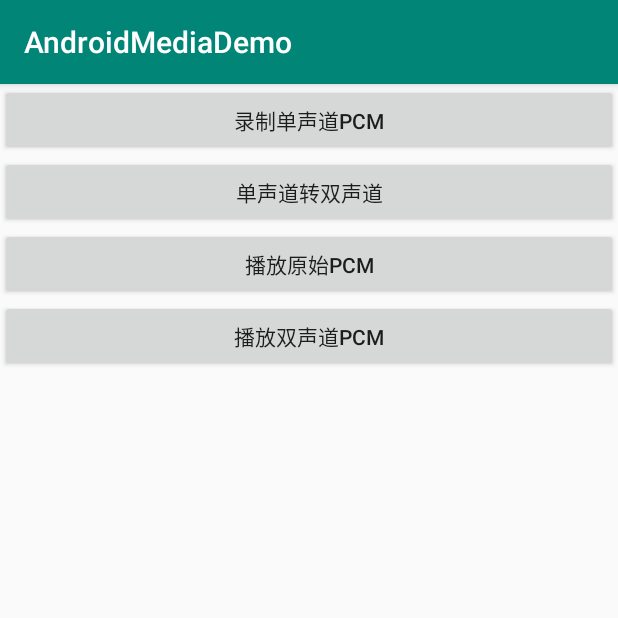
After one commit to li504799868/AndroidMediaDemo, an Android app: the MonoToStereoActivity screen opened directly, with no data from a screen before it, on a phone screen of 412 x 824 dp, the top half of it. The commit adds this screen. Run offline under Robolectric (Android 15) with nearby library versions, the phone set to English and light mode, and no system bars.

Commit message:
新增单声道转双声道demo

```diff
--- a/app/src/main/AndroidManifest.xml
+++ b/app/src/main/AndroidManifest.xml
@@ -17,6 +17,8 @@
             android:supportsRtl="true"
             android:theme="@style/AppTheme"
             tools:ignore="GoogleAppIndexingWarning">
+        <activity android:name=".media.convert.MonoToStereoActivity"
+                android:screenOrientation="portrait" />
         <activity
                 android:name=".media.convert.RecordConvertAACActivity"
                 android:screenOrientation="portrait" />
--- /dev/null
+++ b/app/src/main/java/com/example/androidmediademo/media/Constants.kt
@@ -0,0 +1,6 @@
+package com.example.androidmediademo.media
+
+object Constants {
+
+    const val SAMPLE_RATE = 44100
+}
--- a/app/src/main/res/layout/activity_main.xml
+++ b/app/src/main/res/layout/activity_main.xml
@@ -38,4 +38,10 @@
             android:text="录制输出aac文件"
             android:layout_height="wrap_content"/>
 
+    <Button
+            android:id="@+id/convert_mono_to_stereo"
+            android:layout_width="match_parent"
+            android:text="录制单声道pcm转双声道"
+            android:layout_height="wrap_content"/>
+
 </LinearLayout>
--- /dev/null
+++ b/app/src/main/res/layout/activity_mono_to_stero.xml
@@ -0,0 +1,33 @@
+<?xml version="1.0" encoding="utf-8"?>
+<LinearLayout xmlns:android="http://schemas.android.com/apk/res/android"
+        xmlns:tools="http://schemas.android.com/tools"
+        android:layout_width="match_parent"
+        android:layout_height="match_parent"
+        android:orientation="vertical"
+        tools:context=".media.convert.MonoToStereoActivity">
+
+    <Button
+            android:id="@+id/record_mono"
+            android:layout_width="match_parent"
+            android:layout_height="wrap_content"
+            android:text="录制单声道pcm" />
+
+    <Button
+            android:id="@+id/convert_mono_to_stereo"
+            android:layout_width="match_parent"
+            android:layout_height="wrap_content"
+            android:text="单声道转双声道" />
+
+    <Button
+            android:id="@+id/play_pcm"
+            android:layout_width="match_parent"
+            android:layout_height="wrap_content"
+            android:text="播放原始pcm" />
+
+    <Button
+            android:id="@+id/play_stereo_pcm"
+            android:layout_width="match_parent"
+            android:layout_height="wrap_content"
+            android:text="播放双声道pcm" />
+
+</LinearLayout>
```
Also changed, not shown: app/src/main/java/com/example/androidmediademo/MainActivity.kt (+15 -0 lines), app/src/main/java/com/example/androidmediademo/media/Utils.kt (added, +11 -0 lines), app/src/main/java/com/example/androidmediademo/media/convert/MonoToStereoActivity.kt (added, +171 -0 lines), app/src/main/java/com/example/androidmediademo/media/convert/RecordConvertAACActivity.kt (+49 -43 lines).
